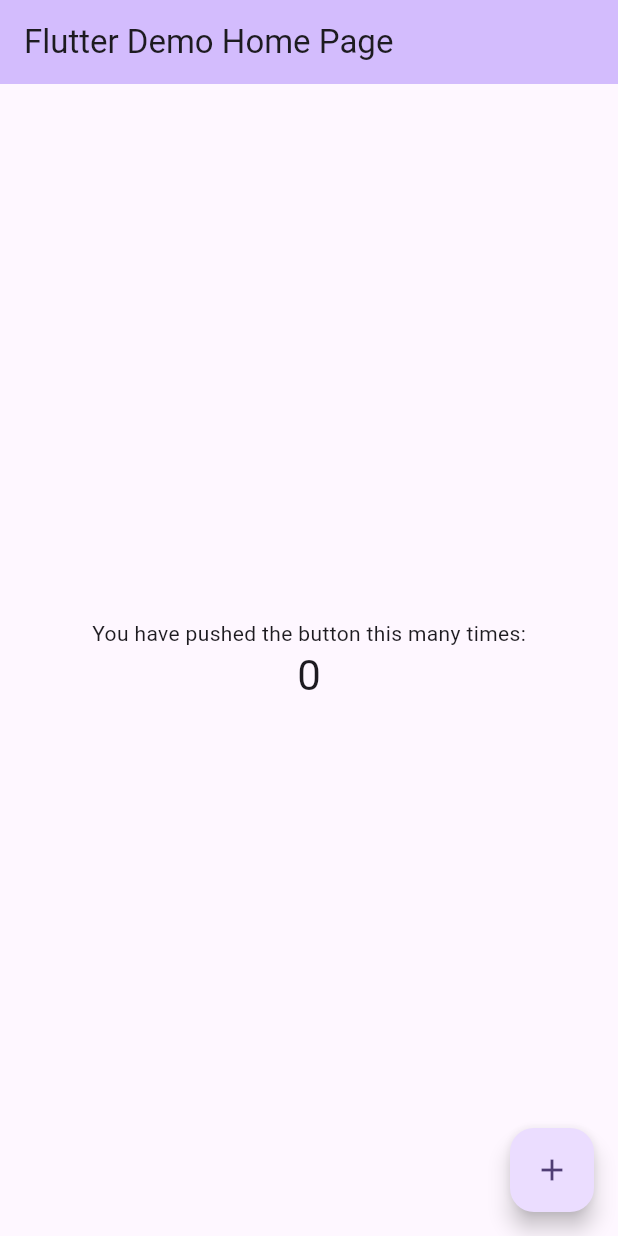
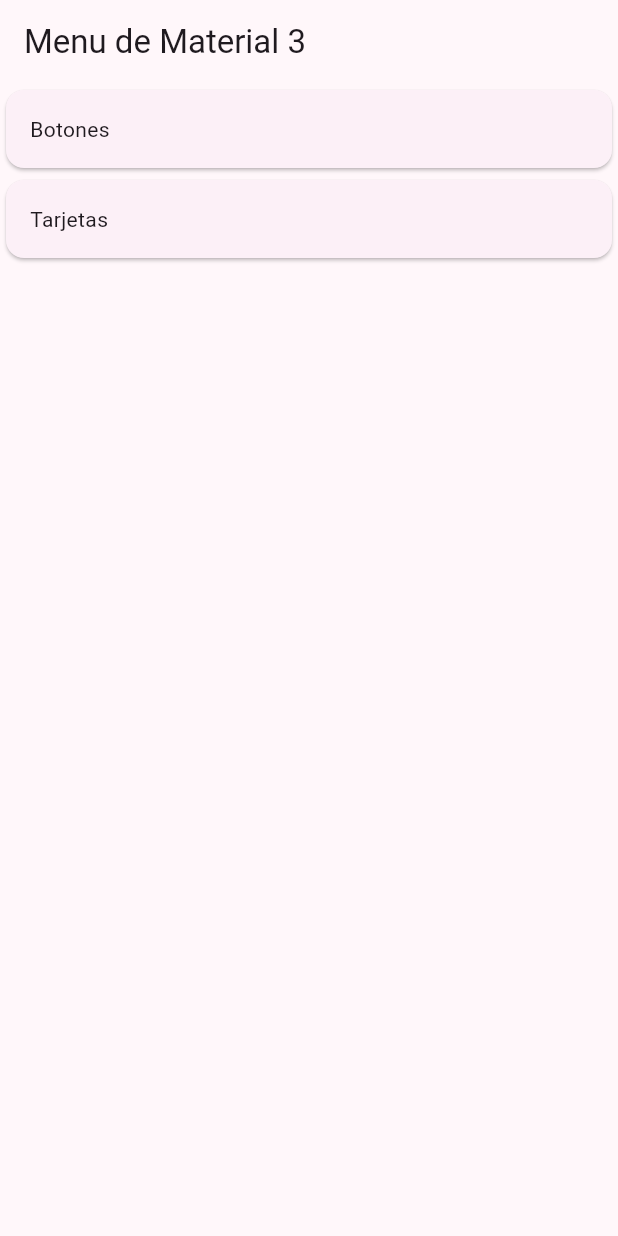
Before and after one commit to ScrobeZ/halloween, a Flutter app: the screen it shows after launch, on a phone screen of 412 x 824 dp. Run offline on Flutter 3.47's test engine with Material 2 defaults, Android fonts, the phone set to English and light mode, and no system bars.

Commit message:
Cambios 25/10

```diff
--- /dev/null
+++ b/lib/config/menu/menu_items.dart
@@ -0,0 +1,31 @@
+import 'package:flutter/cupertino.dart';
+import 'package:flutter/material.dart';
+
+class MenuItem {
+  final String title;
+  final String subTitle;
+  final String link;
+  final IconData icon;
+
+  const MenuItem({
+    required this.title,
+    required this.subTitle,
+    required this.link,
+    required this.icon,
+  });
+}
+
+const appMenuItems = <MenuItem>[
+  MenuItem(
+    title: 'Botones',
+    subTitle: 'Varios botones en Flutter',
+    link: '/buttons',
+    icon: Icons.smart_button_outlined,
+  ),
+  MenuItem(
+    title: 'Tarjetas',
+    subTitle: 'un contenedor estilizado',
+    link: '/card',
+    icon: Icons.credit_card,
+  )
+];
--- /dev/null
+++ b/lib/config/theme/app_theme.dart
@@ -0,0 +1,27 @@
+import 'package:flutter/material.dart';
+
+const colorList = <Color>[
+  Colors.blue,
+  Colors.teal,
+  Colors.green,
+  Colors.red,
+  Colors.purple,
+  Colors.deepPurple,
+  Colors.orange,
+  Colors.deepOrange,
+  Colors.pink,
+  Colors.pinkAccent,
+];
+
+class AppTheme {
+  final int selectedColor;
+  AppTheme({this.selectedColor = 0})
+      : assert(
+          selectedColor >= 0 && selectedColor < colorList.length,
+          'La seleccion de color no cumple con el rango de 0 hasta${colorList.length - 1}',
+        );
+  ThemeData getTheme() => ThemeData(
+        useMaterial3: true,
+        colorSchemeSeed: colorList[selectedColor],
+      );
+}
--- a/lib/main.dart
+++ b/lib/main.dart
@@ -1,70 +1,20 @@
 import 'package:flutter/material.dart';
+import 'package:halloween/presentation/screen/home_screen.dart';
+
+import 'config/theme/app_theme.dart';
 
 void main() {
-  runApp(const MyApp());
+  runApp(const MainApp());
 }
 
-class MyApp extends StatelessWidget {
-  const MyApp({super.key});
-
+class MainApp extends StatelessWidget {
+  const MainApp({super.key});
   @override
   Widget build(BuildContext context) {
     return MaterialApp(
       debugShowCheckedModeBanner: false,
-      title: 'Flutter Demo',
-      theme: ThemeData(
-        colorScheme: ColorScheme.fromSeed(seedColor: Colors.deepPurple),
-        useMaterial3: true,
-      ),
-      home: const MyHomePage(title: 'Flutter Demo Home Page'),
+      theme: AppTheme(selectedColor: 4).getTheme(),
+      home: const HomeScreen(),
     );
   }
 }
-
-class MyHomePage extends StatefulWidget {
-  const MyHomePage({super.key, required this.title});
-
-  final String title;
-
-  @override
-  State<MyHomePage> createState() => _MyHomePageState();
-}
-
-class _MyHomePageState extends State<MyHomePage> {
-  int _counter = 0;
-
-  void _incrementCounter() {
-    setState(() {
-      _counter++;
-    });
-  }
-
-  @override
-  Widget build(BuildContext context) {
-    return Scaffold(
-      appBar: AppBar(
-        backgroundColor: Theme.of(context).colorScheme.inversePrimary,
-        title: Text(widget.title),
-      ),
-      body: Center(
-        child: Column(
-          mainAxisAlignment: MainAxisAlignment.center,
-          children: <Widget>[
-            const Text(
-              'You have pushed the button this many times:',
-            ),
-            Text(
-              '$_counter',
-              style: Theme.of(context).textTheme.headlineMedium,
-            ),
-          ],
-        ),
-      ),
-      floatingActionButton: FloatingActionButton(
-        onPressed: _incrementCounter,
-        tooltip: 'Increment',
-        child: const Icon(Icons.add),
-      ),
-    );
-  }
-}
--- /dev/null
+++ b/lib/presentation/screen/home_screen.dart
@@ -0,0 +1,33 @@
+import 'package:flutter/material.dart';
+import 'package:halloween/config/menu/menu_items.dart';
+
+class HomeScreen extends StatelessWidget {
+  const HomeScreen({super.key});
+
+  @override
+  Widget build(BuildContext context) {
+    return Scaffold(
+      appBar: AppBar(
+        title: const Text('Menu de Material 3'),
+      ),
+      body: const _HomeView(),
+    );
+  }
+}
+
+class _HomeView extends StatelessWidget {
+  const _HomeView({super.key});
+
+  @override
+  Widget build(BuildContext context) {
+    return ListView.builder(
+      itemCount: appMenuItems.length,
+      itemBuilder: (context, index) => Card(
+        child: Padding(
+          padding: const EdgeInsets.all(16.0),
+          child: Text(appMenuItems[index].title),
+        ),
+      ),
+    );
+  }
+}
```
